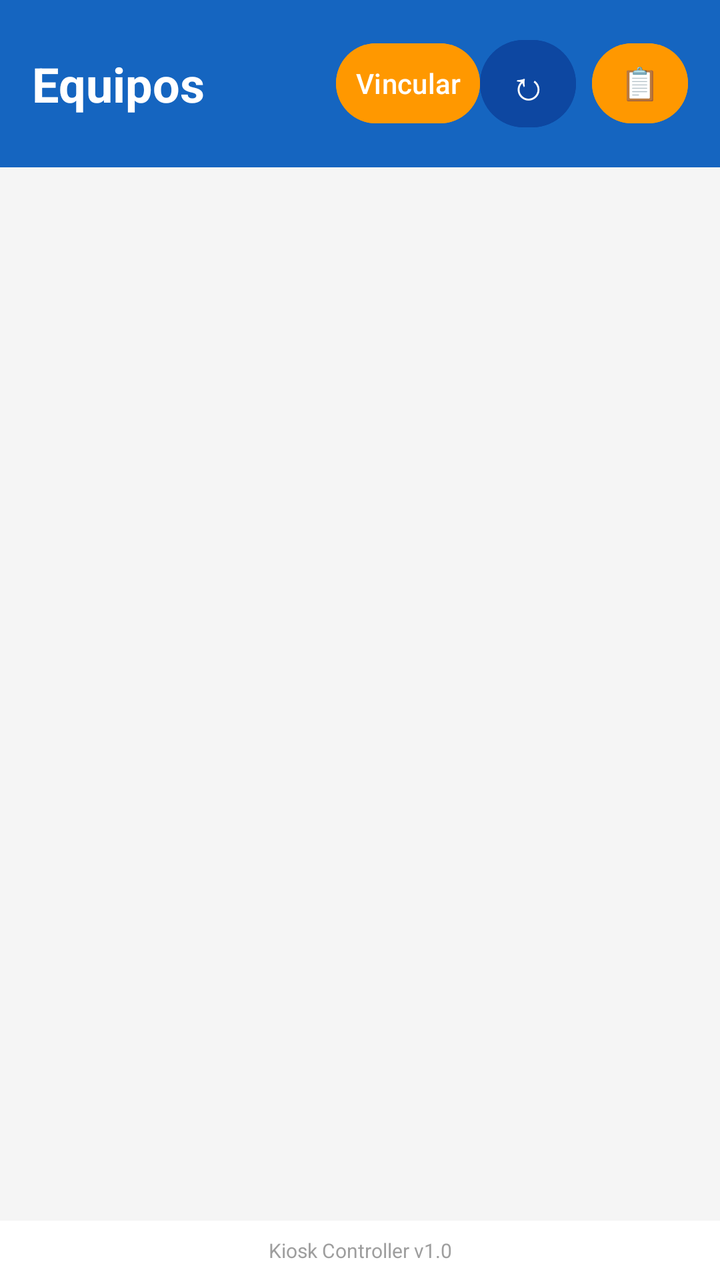
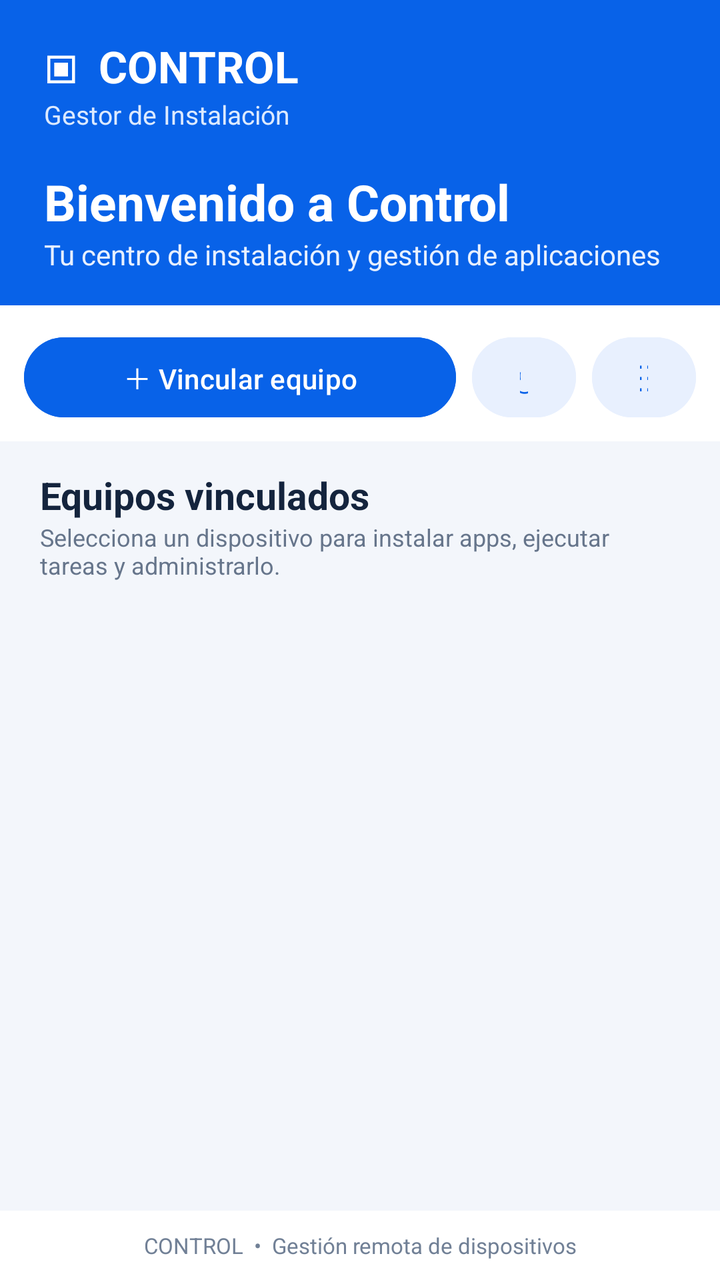

Two renders of the same Android screen: before a commit and after it. Below are the layout's source before the change and the commit's diff.
<!-- AndroidManifest.xml: application theme Theme.DexterControl -->
<!-- res/layout/activity_device_list.xml -->
<?xml version="1.0" encoding="utf-8"?>
<LinearLayout xmlns:android="http://schemas.android.com/apk/res/android"
    android:layout_width="match_parent"
    android:layout_height="match_parent"
    android:orientation="vertical"
    android:background="@color/background">

    
    <LinearLayout
        android:layout_width="match_parent"
        android:layout_height="wrap_content"
        android:orientation="horizontal"
        android:padding="16dp"
        android:background="@color/primary"
        android:gravity="center_vertical">

        <TextView
            android:layout_width="0dp"
            android:layout_height="wrap_content"
            android:layout_weight="1"
            android:text="@string/title_devices"
            android:textColor="@color/white"
            android:textSize="24sp"
            android:textStyle="bold" />

        <Button
            android:id="@+id/btnPair"
            android:layout_width="wrap_content"
            android:layout_height="wrap_content"
            android:text="Vincular"
            android:textColor="@color/white"
            android:backgroundTint="@color/accent"
            android:minWidth="72dp"
            android:padding="8dp" />

        <Button
            android:id="@+id/btnRefresh"
            android:layout_width="wrap_content"
            android:layout_height="wrap_content"
            android:text="↻"
            android:textColor="@color/white"
            android:backgroundTint="@color/primary_dark"
            android:textSize="20sp"
            android:minWidth="48dp"
            android:padding="8dp" />

        <Button
            android:id="@+id/btnBulk"
            android:layout_width="wrap_content"
            android:layout_height="wrap_content"
            android:text="📋"
            android:textColor="@color/white"
            android:backgroundTint="@color/accent"
            android:textSize="16sp"
            android:minWidth="48dp"
            android:padding="8dp"
            android:layout_marginStart="8dp" />

    </LinearLayout>

    
    <FrameLayout
        android:layout_width="match_parent"
        android:layout_height="0dp"
        android:layout_weight="1">

        <androidx.recyclerview.widget.RecyclerView
            android:id="@+id/rvDevices"
            android:layout_width="match_parent"
            android:layout_height="match_parent"
            android:clipToPadding="false"
            android:padding="8dp" />

        <ProgressBar
            android:id="@+id/progressBar"
            android:layout_width="wrap_content"
            android:layout_height="wrap_content"
            android:layout_gravity="center"
            android:visibility="gone" />

        <TextView
            android:id="@+id/tvEmpty"
            android:layout_width="wrap_content"
            android:layout_height="wrap_content"
            android:layout_gravity="center"
            android:text="@string/no_devices"
            android:textColor="@color/gray"
            android:textSize="18sp"
            android:visibility="gone" />

    </FrameLayout>

    
    <LinearLayout
        android:layout_width="match_parent"
        android:layout_height="wrap_content"
        android:orientation="vertical"
        android:padding="8dp"
        android:background="@color/white">

        <TextView
            android:layout_width="match_parent"
            android:layout_height="wrap_content"
            android:text="Kiosk Controller v1.0"
            android:textColor="@color/gray"
            android:textSize="10sp"
            android:gravity="center" />

    </LinearLayout>

</LinearLayout>
<!-- resources referenced by this layout -->
<resources>
  <color name="accent">#FF9800</color>
  <color name="background">#F5F5F5</color>
  <color name="gray">#9E9E9E</color>
  <color name="primary">#1565C0</color>
  <color name="primary_dark">#0D47A1</color>
  <color name="white">#FFFFFF</color>
  <string name="no_devices">No hay equipos conectados</string>
  <string name="title_devices">Equipos</string>
  <style name="Theme.DexterControl" parent="Theme.Material3.Light.NoActionBar">
          <item name="colorPrimary">@color/primary</item>
          <item name="colorPrimaryDark">@color/primary_dark</item>
          <item name="colorAccent">@color/accent</item>
          <item name="android:windowBackground">@color/background</item>
          <item name="android:colorPrimary">@color/primary</item>
          <item name="android:colorPrimaryDark">@color/primary_dark</item>
          <item name="android:colorAccent">@color/accent</item>
          <item name="android:statusBarColor" tools:targetApi="l">@color/primary_dark</item>
          <item name="android:navigationBarColor" tools:targetApi="l">@color/white</item>
      </style>
</resources>

<!-- the commit's change to res/layout/activity_device_list.xml (unified diff, before → after) -->
@@ -1,111 +1,87 @@
 <?xml version="1.0" encoding="utf-8"?>
 <LinearLayout xmlns:android="http://schemas.android.com/apk/res/android"
-    android:layout_width="match_parent"
-    android:layout_height="match_parent"
-    android:orientation="vertical"
-    android:background="@color/background">
+    android:layout_width="match_parent" android:layout_height="match_parent"
+    android:orientation="vertical" android:background="#F3F6FB">
 
-    
     <LinearLayout
-        android:layout_width="match_parent"
-        android:layout_height="wrap_content"
-        android:orientation="horizontal"
-        android:padding="16dp"
-        android:background="@color/primary"
-        android:gravity="center_vertical">
+        android:layout_width="match_parent" android:layout_height="wrap_content"
+        android:orientation="vertical" android:paddingStart="22dp" android:paddingEnd="22dp"
+        android:paddingTop="18dp" android:paddingBottom="16dp" android:background="#0862E8">
 
         <TextView
-            android:layout_width="0dp"
-            android:layout_height="wrap_content"
-            android:layout_weight="1"
-            android:text="@string/title_devices"
-            android:textColor="@color/white"
-            android:textSize="24sp"
-            android:textStyle="bold" />
-
-        <Button
-            android:id="@+id/btnPair"
-            android:layout_width="wrap_content"
-            android:layout_height="wrap_content"
-            android:text="Vincular"
-            android:textColor="@color/white"
-            android:backgroundTint="@color/accent"
-            android:minWidth="72dp"
-            android:padding="8dp" />
-
-        <Button
-            android:id="@+id/btnRefresh"
-            android:layout_width="wrap_content"
-            android:layout_height="wrap_content"
-            android:text="↻"
-            android:textColor="@color/white"
-            android:backgroundTint="@color/primary_dark"
-            android:textSize="20sp"
-            android:minWidth="48dp"
-            android:padding="8dp" />
-
-        <Button
-            android:id="@+id/btnBulk"
-            android:layout_width="wrap_content"
-            android:layout_height="wrap_content"
-            android:text="📋"
-            android:textColor="@color/white"
-            android:backgroundTint="@color/accent"
-            android:textSize="16sp"
-            android:minWidth="48dp"
-            android:padding="8dp"
-            android:layout_marginStart="8dp" />
-
+            android:layout_width="wrap_content" android:layout_height="wrap_content"
+            android:text="▣  CONTROL" android:textColor="#FFFFFF"
+            android:textSize="22sp" android:textStyle="bold" />
+        <TextView
+            android:layout_width="wrap_content" android:layout_height="wrap_content"
+            android:text="Gestor de Instalación" android:textColor="#DCEAFF"
+            android:textSize="13sp" />
+        <TextView
+            android:layout_width="match_parent" android:layout_height="wrap_content"
+            android:layout_marginTop="18dp" android:text="Bienvenido a Control"
+            android:textColor="#FFFFFF" android:textSize="25sp" android:textStyle="bold" />
+        <TextView
+            android:layout_width="match_parent" android:layout_height="wrap_content"
+            android:text="Tu centro de instalación y gestión de aplicaciones"
+            android:textColor="#E7F0FF" android:textSize="14sp" />
     </LinearLayout>
 
-    
-    <FrameLayout
-        android:layout_width="match_parent"
-        android:layout_height="0dp"
-        android:layout_weight="1">
+    <LinearLayout
+        android:layout_width="match_parent" android:layout_height="wrap_content"
+        android:orientation="horizontal" android:gravity="center_vertical"
+        android:paddingStart="12dp" android:paddingEnd="12dp" android:paddingTop="12dp"
+        android:paddingBottom="8dp" android:background="#FFFFFF">
+
+        <Button android:id="@+id/btnPair" android:layout_width="0dp"
+            android:layout_height="48dp" android:layout_weight="1"
+            android:text="＋ Vincular equipo" android:textAllCaps="false"
+            android:textColor="#FFFFFF" android:backgroundTint="#0862E8" />
+        <Button android:id="@+id/btnRefresh" android:layout_width="52dp"
+            android:layout_height="48dp" android:layout_marginStart="8dp"
+            android:text="↻" android:textSize="20sp" android:textColor="#0862E8"
+            android:backgroundTint="#E8F0FE" />
+        <Button android:id="@+id/btnBulk" android:layout_width="52dp"
+            android:layout_height="48dp" android:layout_marginStart="8dp"
+            android:text="☷" android:textSize="18sp" android:textColor="#0862E8"
+            android:backgroundTint="#E8F0FE" />
+    </LinearLayout>
+
+    <LinearLayout
+        android:layout_width="match_parent" android:layout_height="wrap_content"
+        android:orientation="vertical" android:paddingStart="20dp"
+        android:paddingEnd="20dp" android:paddingTop="14dp" android:paddingBottom="8dp">
+        <TextView android:layout_width="match_parent" android:layout_height="wrap_content"
+            android:text="Equipos vinculados" android:textColor="#14243D"
+            android:textSize="19sp" android:textStyle="bold" />
+        <TextView android:layout_width="match_parent" android:layout_height="wrap_content"
+            android:text="Selecciona un dispositivo para instalar apps, ejecutar tareas y administrarlo."
+            android:textColor="#66758B" android:textSize="12sp" />
+    </LinearLayout>
+
+    <FrameLayout android:layout_width="match_parent"
+        android:layout_height="0dp" android:layout_weight="1"
+        android:background="#F3F6FB">
 
         <androidx.recyclerview.widget.RecyclerView
-            android:id="@+id/rvDevices"
-            android:layout_width="match_parent"
-            android:layout_height="match_parent"
-            android:clipToPadding="false"
-            android:padding="8dp" />
+            android:id="@+id/rvDevices" android:layout_width="match_parent"
+            android:layout_height="match_parent" android:clipToPadding="false"
+            android:paddingStart="12dp" android:paddingEnd="12dp"
+            android:paddingTop="6dp" android:paddingBottom="12dp" />
 
-        <ProgressBar
-            android:id="@+id/progressBar"
-            android:layout_width="wrap_content"
-            android:layout_height="wrap_content"
-            android:layout_gravity="center"
+        <ProgressBar android:id="@+id/progressBar"
+            android:layout_width="wrap_content" android:layout_height="wrap_content"
+            android:layout_gravity="center" android:visibility="gone" />
+
+        <TextView android:id="@+id/tvEmpty"
+            android:layout_width="match_parent" android:layout_height="wrap_content"
+            android:layout_gravity="center" android:gravity="center"
+            android:padding="28dp" android:text="@string/no_devices"
+            android:textColor="#66758B" android:textSize="15sp"
             android:visibility="gone" />
-
-        <TextView
-            android:id="@+id/tvEmpty"
-            android:layout_width="wrap_content"
-            android:layout_height="wrap_content"
-            android:layout_gravity="center"
-            android:text="@string/no_devices"
-            android:textColor="@color/gray"
-            android:textSize="18sp"
-            android:visibility="gone" />
-
     </FrameLayout>
 
-    
-    <LinearLayout
-        android:layout_width="match_parent"
-        android:layout_height="wrap_content"
-        android:orientation="vertical"
-        android:padding="8dp"
-        android:background="@color/white">
-
-        <TextView
-            android:layout_width="match_parent"
-            android:layout_height="wrap_content"
-            android:text="Kiosk Controller v1.0"
-            android:textColor="@color/gray"
-            android:textSize="10sp"
-            android:gravity="center" />
-
-    </LinearLayout>
-
+    <TextView android:layout_width="match_parent" android:layout_height="wrap_content"
+        android:padding="10dp" android:gravity="center"
+        android:background="#FFFFFF" android:text="CONTROL  •  Gestión remota de dispositivos"
+        android:textColor="#718096" android:textSize="11sp" />
 </LinearLayout>
<!-- resource entries referenced after the edit -->
@@ -1,13 +1,11 @@
 <!-- resources referenced by this layout -->
 <resources>
-  <color name="accent">#FF9800</color>
-  <color name="background">#F5F5F5</color>
-  <color name="gray">#9E9E9E</color>
-  <color name="primary">#1565C0</color>
-  <color name="primary_dark">#0D47A1</color>
+  <color name="accent">#2F80ED</color>
+  <color name="background">#F3F6FB</color>
+  <color name="primary">#0862E8</color>
+  <color name="primary_dark">#0649B4</color>
   <color name="white">#FFFFFF</color>
   <string name="no_devices">No hay equipos conectados</string>
-  <string name="title_devices">Equipos</string>
   <style name="Theme.DexterControl" parent="Theme.Material3.Light.NoActionBar">
           <item name="colorPrimary">@color/primary</item>
           <item name="colorPrimaryDark">@color/primary_dark</item>
